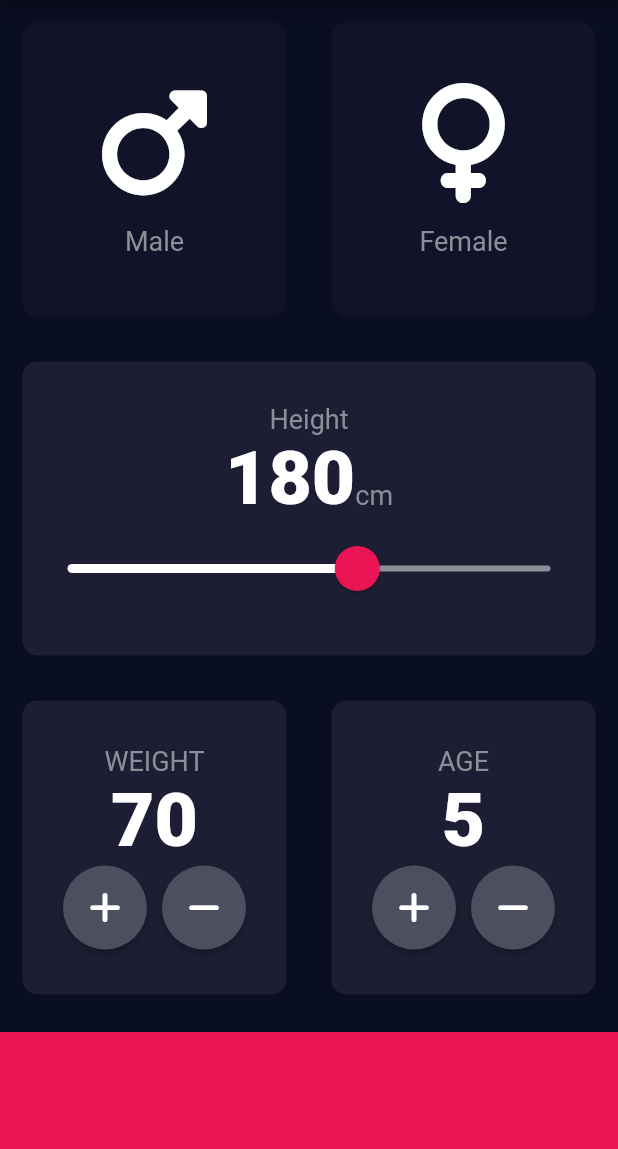
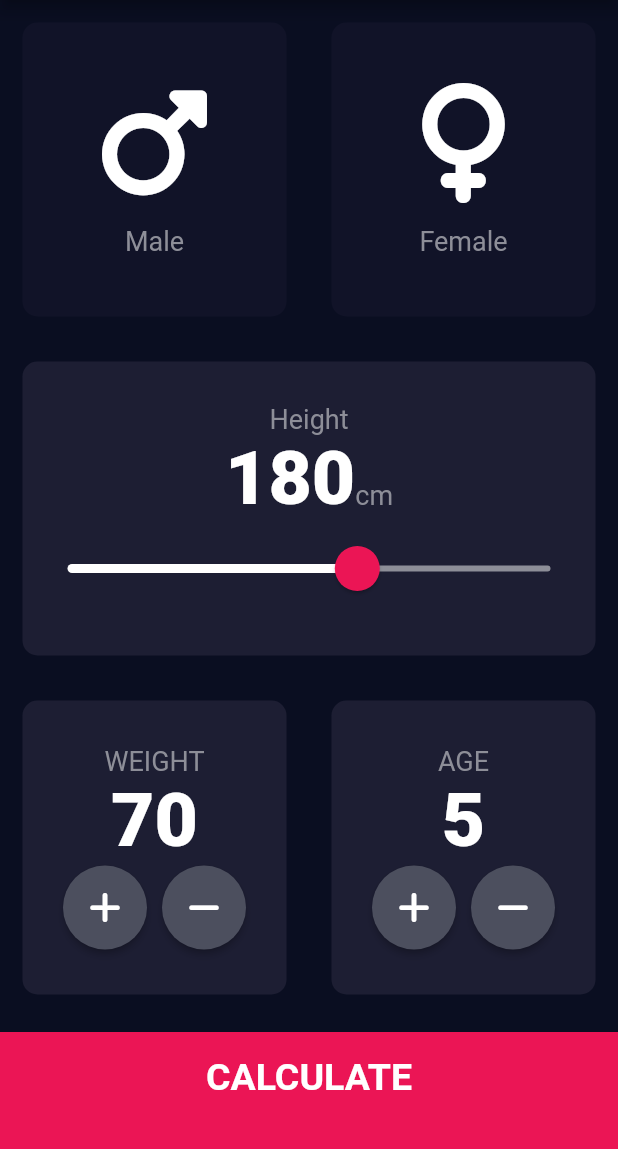
Before and after one commit to csk111165/BMICalculator, a Flutter app: the screen it shows after launch, on a phone screen of 412 x 824 dp, the part 84-1233 px from its top. Run offline on Flutter 3.47's test engine with Material 2 defaults, Android fonts, the phone set to English and light mode, and no system bars; our stand-ins replace font_awesome_flutter.

Commit message:
Refatored and clean up code with darat fix --apply command

```diff
--- a/bmi_calculator/lib/icon_content.dart
+++ b/bmi_calculator/lib/icon_content.dart
@@ -6,7 +6,7 @@ class IconContent extends StatelessWidget {
   final IconData icon;
   final String label;
 
-  IconContent({required this.icon, required this.label});
+  const IconContent({super.key, required this.icon, required this.label});
 
   @override
   Widget build(BuildContext context) {
@@ -20,7 +20,7 @@ class IconContent extends StatelessWidget {
         size: 80,
         ),
         // this is to give space between icon and the text
-        SizedBox(
+        const SizedBox(
           height: 15.0,
         ),
         Text(
--- a/bmi_calculator/lib/input_page.dart
+++ b/bmi_calculator/lib/input_page.dart
@@ -1,3 +1,4 @@
+import 'package:bmi_calculator/results_page.dart';
 import 'package:flutter/material.dart';
 import 'package:font_awesome_flutter/font_awesome_flutter.dart';
 import 'icon_content.dart';
@@ -7,6 +8,8 @@ import 'constants.dart';
 enum Gender { male, female }
 
 class InputPage extends StatefulWidget {
+  const InputPage({super.key});
+
   @override
   _InputPageState createState() => _InputPageState();
 }
@@ -40,7 +43,7 @@ class _InputPageState extends State<InputPage> {
               cardColor: selectedGender == Gender.male
                   ? activeCardColor
                   : inactiveCardColor,
-              cardChild: IconContent(
+              cardChild: const IconContent(
                 icon: FontAwesomeIcons.mars,
                 label: 'Male',
               ),
@@ -56,7 +59,7 @@ class _InputPageState extends State<InputPage> {
               cardColor: selectedGender == Gender.female
                   ? activeCardColor
                   : inactiveCardColor,
-              cardChild: IconContent(
+              cardChild: const IconContent(
                 icon: FontAwesomeIcons.venus,
                 label: 'Female',
               ),
@@ -71,7 +74,7 @@ class _InputPageState extends State<InputPage> {
             cardChild: Column(
               mainAxisAlignment: MainAxisAlignment.center,
               children: [
-                Text(
+                const Text(
                   "Height",
                   style: labelStyle,
                 ),
@@ -84,7 +87,7 @@ class _InputPageState extends State<InputPage> {
                       height.toString(),
                       style: numberTextStyle,
                     ),
-                    Text(
+                    const Text(
                       'cm',
                       style: labelStyle,
                     ),
@@ -93,12 +96,12 @@ class _InputPageState extends State<InputPage> {
                 // add a slider
                 SliderTheme(
                   data: SliderTheme.of(context).copyWith(
-                    thumbColor: Color(0xFFEB1555),
+                    thumbColor: const Color(0xFFEB1555),
                     activeTrackColor: Colors.white,
-                    inactiveTrackColor: Color(0xFF8D8E98),
-                    overlayColor: Color(0x29EB1555),
-                    thumbShape: RoundSliderThumbShape(enabledThumbRadius: 15),
-                    overlayShape: RoundSliderOverlayShape(overlayRadius: 30),
+                    inactiveTrackColor: const Color(0xFF8D8E98),
+                    overlayColor: const Color(0x29EB1555),
+                    thumbShape: const RoundSliderThumbShape(enabledThumbRadius: 15),
+                    overlayShape: const RoundSliderOverlayShape(overlayRadius: 30),
                   ),
                   child: Slider(
                     value: height.toDouble(),
@@ -126,7 +129,7 @@ class _InputPageState extends State<InputPage> {
                   cardChild: Column(
                     mainAxisAlignment: MainAxisAlignment.center,
                     children: [
-                      Text(
+                      const Text(
                         'WEIGHT',
                         style: labelStyle,
                       ),
@@ -146,7 +149,7 @@ class _InputPageState extends State<InputPage> {
                             },
                           ),
                           // to give some space between button
-                          SizedBox(
+                          const SizedBox(
                             width: 10,
                           ),
                           RoundIconButton(
@@ -168,7 +171,7 @@ class _InputPageState extends State<InputPage> {
                   cardChild: Column(
                     mainAxisAlignment: MainAxisAlignment.center,
                     children: [
-                      Text(
+                      const Text(
                         'AGE',
                         style: labelStyle,
                       ),
@@ -188,7 +191,7 @@ class _InputPageState extends State<InputPage> {
                             },
                           ),
                           // to give some space between button
-                          SizedBox(
+                          const SizedBox(
                             width: 10,
                           ),
                           RoundIconButton(
@@ -207,11 +210,24 @@ class _InputPageState extends State<InputPage> {
             ],
           ),
         ),
-        Container(
-          color: bottomContainerColor,
-          width: double.infinity,
-          margin: EdgeInsets.only(top: 10.0),
-          height: bottomContainerHeight,
+        GestureDetector(
+          onTap: () {
+            // adding the code for screen navigation, it will allow to go to other screen results page
+            Navigator.push(context, MaterialPageRoute(builder: (context) => const ResultsPage()));
+          },
+          child: Container(
+            color: bottomContainerColor,
+            width: double.infinity,
+            margin: const EdgeInsets.only(top: 10.0),
+            height: bottomContainerHeight,
+            padding: const EdgeInsets.only(bottom: 20.0),
+            child: const Center(
+              child: Text(
+                'CALCULATE',
+                style: klargeButtonStyle,
+                ),
+            ),
+          ),
         ),
       ]),
     );
@@ -222,20 +238,20 @@ class RoundIconButton extends StatelessWidget {
   final IconData icon;
   final VoidCallback? onPressed;
 
-  RoundIconButton({required this.icon, this.onPressed});
+  const RoundIconButton({super.key, required this.icon, this.onPressed});
 
   @override
   Widget build(BuildContext context) {
     return RawMaterialButton(
-      shape: CircleBorder(),
-      child: Icon(icon),
+      shape: const CircleBorder(),
       enableFeedback: false,
       onPressed: onPressed,
-      constraints: BoxConstraints.tightFor(
+      constraints: const BoxConstraints.tightFor(
         width: 56.0,
         height: 56.0,
       ),
-      fillColor: Color(0xFF4C4F5E),
+      fillColor: const Color(0xFF4C4F5E),
+      child: Icon(icon),
     );
   }
 }
--- a/bmi_calculator/lib/main.dart
+++ b/bmi_calculator/lib/main.dart
@@ -1,21 +1,23 @@
 import 'package:flutter/material.dart';
 import 'input_page.dart';
 
-void main() => runApp(BMICalculator());
+void main() => runApp(const BMICalculator());
 
 class BMICalculator extends StatelessWidget {
+  const BMICalculator({super.key});
+
   @override
   Widget build(BuildContext context) {
     return MaterialApp(
-      home: InputPage(),
+      home: const InputPage(),
       theme: ThemeData.dark().copyWith(
         colorScheme: ThemeData.dark().colorScheme.copyWith(
               secondary: Colors.green,
             ),
-        appBarTheme: AppBarTheme(
+        appBarTheme: const AppBarTheme(
           backgroundColor: Color.fromARGB(255, 139, 153, 226),
         ),
-        scaffoldBackgroundColor: Color(0xFF0A0E21),
+        scaffoldBackgroundColor: const Color(0xFF0A0E21),
       ),
     );
   }
--- a/bmi_calculator/lib/reusable_card.dart
+++ b/bmi_calculator/lib/reusable_card.dart
@@ -7,16 +7,14 @@ class ReusableCard extends StatelessWidget {
   final Widget? cardChild;
   final VoidCallback? onPress;
 
-  ReusableCard({ required this.cardColor,  this.cardChild, this.onPress});
+  const ReusableCard({super.key,  required this.cardColor,  this.cardChild, this.onPress});
 
   @override
   Widget build(BuildContext context) {
     return GestureDetector(
       onTap: onPress,
       child: Container(
-        child: cardChild,
-        // for magin
-        margin: EdgeInsets.all(15),
+        margin: const EdgeInsets.all(15),
 
         // for border radius
         decoration: BoxDecoration(
@@ -24,6 +22,7 @@ class ReusableCard extends StatelessWidget {
           // when we define the BoxDecoration the color property should be inside here only
           color: cardColor, // this is coming from the constructor
         ),
+        child: cardChild,
       ),
     );
   }
```
Also changed, not shown: bmi_calculator/lib/constants.dart (+26 -0 lines), bmi_calculator/lib/results_page.dart (added, +56 -0 lines), 1 other file.
